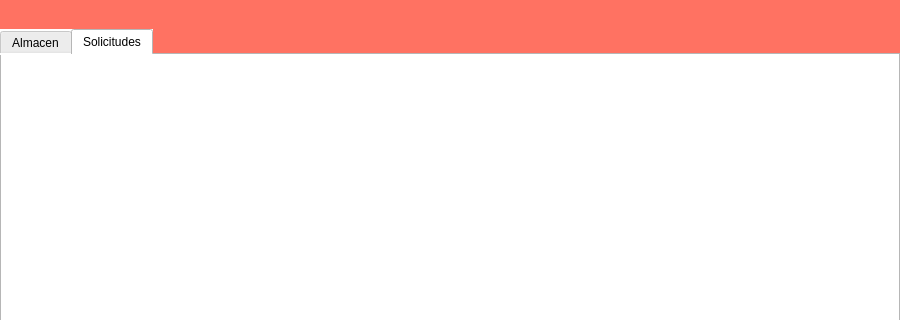
barreto-exe/Delivender, file pantalla_proveedor.ui: the form before one commit; both pictures show x 0 to 900 and y 0 to 320 of the 900 by 680 pixel window.
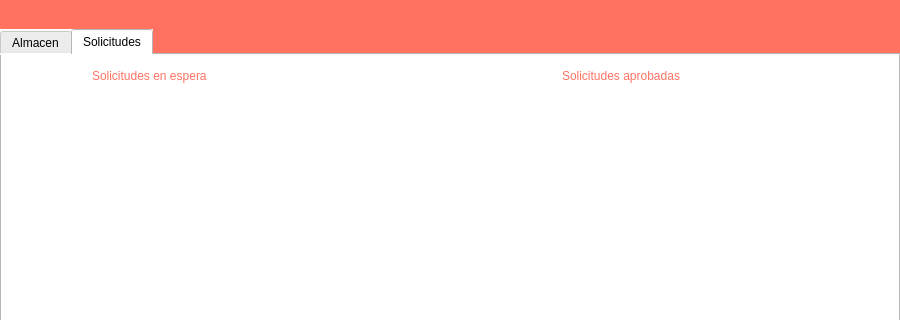
The form after the commit. The open tabs and pages were chosen to show the change. Icons and pictures are not drawn.

Commit message: Solicitudes en espera y aprobadas del proveedor

What changed in the file:
```diff
--- a/pantalla_proveedor.ui
+++ b/pantalla_proveedor.ui
@@ -224,14 +224,59 @@
       <widget class="QWidget" name="verticalLayoutWidget">
        <property name="geometry">
         <rect>
-         <x>60</x>
-         <y>30</y>
-         <width>771</width>
-         <height>541</height>
+         <x>0</x>
+         <y>50</y>
+         <width>451</width>
+         <height>561</height>
         </rect>
        </property>
        <layout class="QVBoxLayout" name="solicLayout"/>
       </widget>
+      <widget class="QWidget" name="verticalLayoutWidget_2">
+       <property name="geometry">
+        <rect>
+         <x>460</x>
+         <y>50</y>
+         <width>441</width>
+         <height>561</height>
+        </rect>
+       </property>
+       <layout class="QVBoxLayout" name="aprobadasLayout"/>
+      </widget>
+      <widget class="QLabel" name="label_5">
+       <property name="geometry">
+        <rect>
+         <x>90</x>
+         <y>10</y>
+         <width>251</width>
+         <height>21</height>
+        </rect>
+       </property>
+       <property name="styleSheet">
+        <string notr="true">font: 75 18pt &quot;Quicksand Medium&quot;;
+color: rgb(255, 114, 98);</string>
+       </property>
+       <property name="text">
+        <string>Solicitudes en espera</string>
+       </property>
+      </widget>
+      <widget class="QLabel" name="label_6">
+       <property name="geometry">
+        <rect>
+         <x>560</x>
+         <y>10</y>
+         <width>251</width>
+         <height>21</height>
+        </rect>
+       </property>
+       <property name="styleSheet">
+        <string notr="true">font: 75 18pt &quot;Quicksand Medium&quot;;
+color: rgb(255, 114, 98);</string>
+       </property>
+       <property name="text">
+        <string>Solicitudes aprobadas</string>
+       </property>
+      </widget>
      </widget>
     </widget>
    </widget>
```
Left out of the diff: 8 changed lines with no effect on the pictures. The commit also changes 7 other files.
